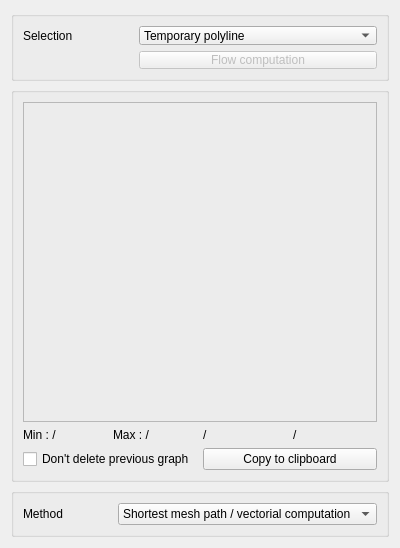
First picture: the form in PostTelemac/meshlayertools/FlowTool.ui, repository Artelia/PostTelemac, before the edit.
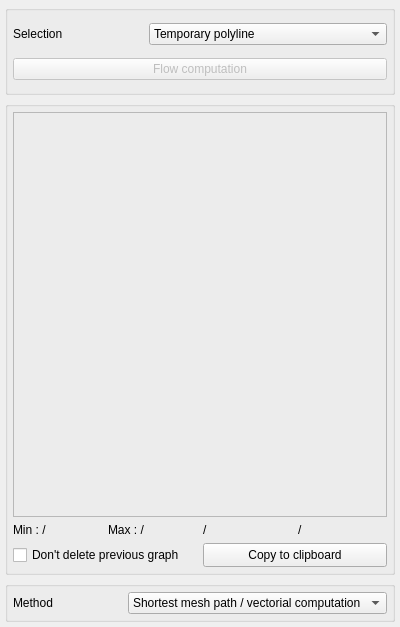
Second picture: the form after the edit. Icons and pictures are not drawn.

```diff
--- a/PostTelemac/meshlayertools/FlowTool.ui
+++ b/PostTelemac/meshlayertools/FlowTool.ui
@@ -7,13 +7,25 @@
     <x>0</x>
     <y>0</y>
     <width>400</width>
-    <height>548</height>
+    <height>627</height>
    </rect>
   </property>
   <property name="windowTitle">
    <string>Form</string>
   </property>
-  <layout class="QVBoxLayout" name="verticalLayout">
+  <layout class="QVBoxLayout" name="verticalLayout" stretch="0,0,0">
+   <property name="leftMargin">
+    <number>5</number>
+   </property>
+   <property name="topMargin">
+    <number>5</number>
+   </property>
+   <property name="rightMargin">
+    <number>5</number>
+   </property>
+   <property name="bottomMargin">
+    <number>5</number>
+   </property>
    <item>
     <widget class="QGroupBox" name="groupBox_17">
      <property name="sizePolicy">
@@ -25,28 +37,51 @@
      <property name="minimumSize">
       <size>
        <width>0</width>
-       <height>70</height>
+       <height>90</height>
       </size>
      </property>
      <property name="maximumSize">
       <size>
        <width>16777215</width>
-       <height>70</height>
+       <height>16777215</height>
+      </size>
+     </property>
+     <property name="baseSize">
+      <size>
+       <width>0</width>
+       <height>0</height>
       </size>
      </property>
      <property name="title">
       <string/>
      </property>
      <layout class="QGridLayout" name="gridLayout_16">
-      <item row="0" column="0">
-       <widget class="QLabel" name="label_2">
-        <property name="text">
-         <string>Selection</string>
-        </property>
-       </widget>
-      </item>
+      <property name="leftMargin">
+       <number>5</number>
+      </property>
+      <property name="topMargin">
+       <number>5</number>
+      </property>
+      <property name="rightMargin">
+       <number>5</number>
+      </property>
+      <property name="bottomMargin">
+       <number>5</number>
+      </property>
       <item row="0" column="1">
        <widget class="QComboBox" name="comboBox_3">
+        <property name="sizePolicy">
+         <sizepolicy hsizetype="Preferred" vsizetype="Fixed">
+          <horstretch>0</horstretch>
+          <verstretch>0</verstretch>
+         </sizepolicy>
+        </property>
+        <property name="minimumSize">
+         <size>
+          <width>0</width>
+          <height>20</height>
+         </size>
+        </property>
         <item>
          <property name="text">
           <string>Temporary polyline</string>
@@ -64,11 +99,30 @@
         </item>
        </widget>
       </item>
-      <item row="1" column="1">
+      <item row="0" column="0">
+       <widget class="QLabel" name="label_2">
+        <property name="text">
+         <string>Selection</string>
+        </property>
+       </widget>
+      </item>
+      <item row="1" column="0" colspan="2">
        <widget class="QPushButton" name="pushButton_flow">
         <property name="enabled">
          <bool>false</bool>
         </property>
+        <property name="sizePolicy">
+         <sizepolicy hsizetype="Minimum" vsizetype="Fixed">
+          <horstretch>0</horstretch>
+          <verstretch>0</verstretch>
+         </sizepolicy>
+        </property>
+        <property name="minimumSize">
+         <size>
+          <width>0</width>
+          <height>20</height>
+         </size>
+        </property>
         <property name="toolTip">
          <string>Positif flow : left bank to right bank</string>
         </property>
@@ -95,34 +149,27 @@
      <property name="title">
       <string/>
      </property>
-     <layout class="QGridLayout" name="gridLayout_17">
-      <item row="1" column="2">
-       <widget class="QLabel" name="label_X">
+     <layout class="QGridLayout" name="gridLayout_17" rowstretch="0,1,0,0">
+      <property name="leftMargin">
+       <number>5</number>
+      </property>
+      <property name="topMargin">
+       <number>5</number>
+      </property>
+      <property name="rightMargin">
+       <number>5</number>
+      </property>
+      <property name="bottomMargin">
+       <number>5</number>
+      </property>
+      <item row="2" column="3">
+       <widget class="QLabel" name="label_Y">
         <property name="text">
          <string>/</string>
         </property>
        </widget>
       </item>
-      <item row="1" column="1">
-       <widget class="QLabel" name="label_flow_resultmax">
-        <property name="sizePolicy">
-         <sizepolicy hsizetype="Preferred" vsizetype="Fixed">
-          <horstretch>0</horstretch>
-          <verstretch>0</verstretch>
-         </sizepolicy>
-        </property>
-        <property name="maximumSize">
-         <size>
-          <width>16777215</width>
-          <height>20</height>
-         </size>
-        </property>
-        <property name="text">
-         <string>Max : /</string>
-        </property>
-       </widget>
-      </item>
-      <item row="1" column="0">
+      <item row="2" column="0">
        <widget class="QLabel" name="label__flow_resultmin">
         <property name="sizePolicy">
          <sizepolicy hsizetype="Preferred" vsizetype="Fixed">
@@ -135,21 +182,53 @@
         </property>
        </widget>
       </item>
-      <item row="2" column="0" colspan="2">
+      <item row="3" column="0" colspan="2">
        <widget class="QCheckBox" name="checkBox">
         <property name="text">
          <string>Don't delete previous graph</string>
         </property>
        </widget>
       </item>
-      <item row="1" column="3">
-       <widget class="QLabel" name="label_Y">
+      <item row="3" column="2" colspan="2">
+       <widget class="QPushButton" name="pushButton_4">
+        <property name="minimumSize">
+         <size>
+          <width>0</width>
+          <height>24</height>
+         </size>
+        </property>
+        <property name="text">
+         <string>Copy to clipboard</string>
+        </property>
+       </widget>
+      </item>
+      <item row="2" column="1">
+       <widget class="QLabel" name="label_flow_resultmax">
+        <property name="sizePolicy">
+         <sizepolicy hsizetype="Preferred" vsizetype="Fixed">
+          <horstretch>0</horstretch>
+          <verstretch>0</verstretch>
+         </sizepolicy>
+        </property>
+        <property name="maximumSize">
+         <size>
+          <width>16777215</width>
+          <height>16777215</height>
+         </size>
+        </property>
+        <property name="text">
+         <string>Max : /</string>
+        </property>
+       </widget>
+      </item>
+      <item row="2" column="2">
+       <widget class="QLabel" name="label_X">
         <property name="text">
          <string>/</string>
         </property>
        </widget>
       </item>
-      <item row="0" column="0" colspan="4">
+      <item row="1" column="0" colspan="4">
        <widget class="QFrame" name="frame">
         <property name="frameShape">
          <enum>QFrame::StyledPanel</enum>
@@ -159,13 +238,6 @@
         </property>
        </widget>
       </item>
-      <item row="2" column="2" colspan="2">
-       <widget class="QPushButton" name="pushButton_4">
-        <property name="text">
-         <string>Copy to clipboard</string>
-        </property>
-       </widget>
-      </item>
      </layout>
     </widget>
    </item>
@@ -187,6 +259,18 @@
       <string/>
      </property>
      <layout class="QGridLayout" name="gridLayout_18">
+      <property name="leftMargin">
+       <number>5</number>
+      </property>
+      <property name="topMargin">
+       <number>5</number>
+      </property>
+      <property name="rightMargin">
+       <number>5</number>
+      </property>
+      <property name="bottomMargin">
+       <number>5</number>
+      </property>
       <item row="0" column="0">
        <widget class="QLabel" name="label_18">
         <property name="sizePolicy">
@@ -202,6 +286,12 @@
       </item>
       <item row="0" column="1">
        <widget class="QComboBox" name="comboBox_flowmethod">
+        <property name="minimumSize">
+         <size>
+          <width>0</width>
+          <height>20</height>
+         </size>
+        </property>
         <item>
          <property name="text">
           <string>Shortest mesh path / vectorial computation</string>
```
